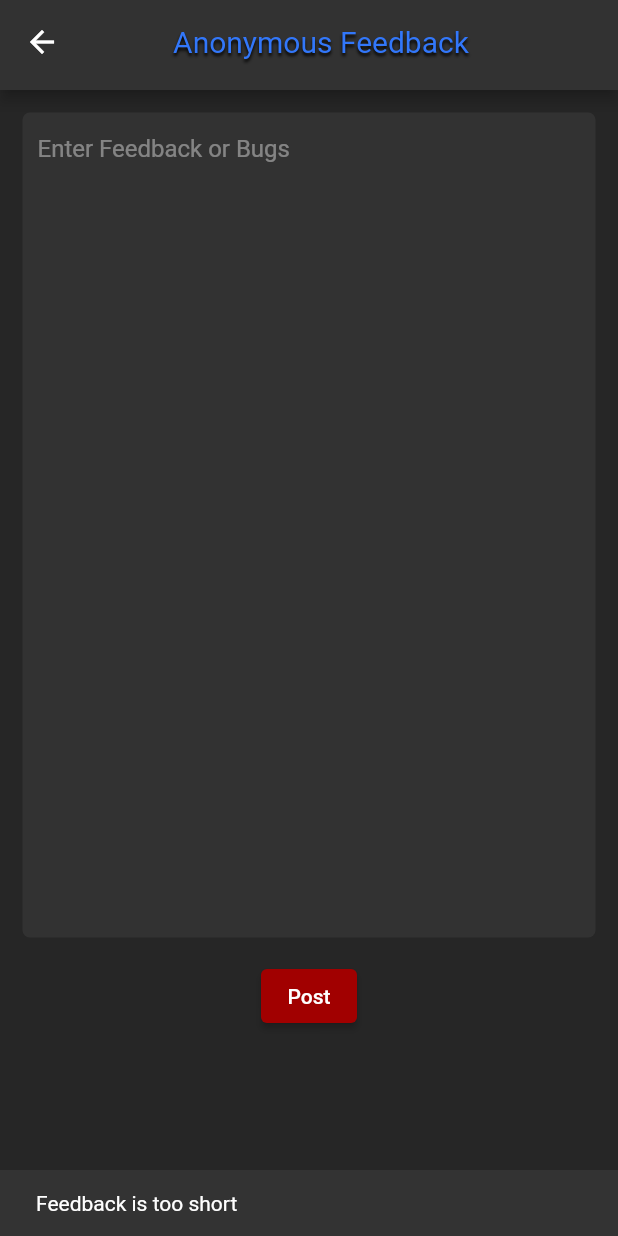
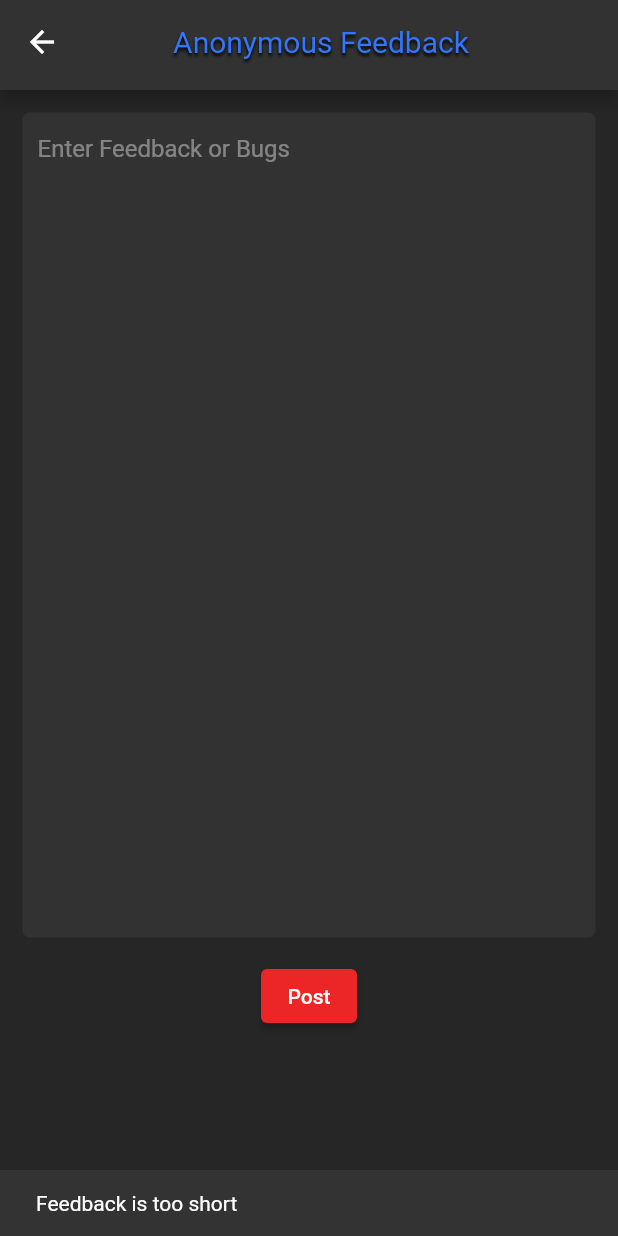
Before and after one commit to AndrewEllen/WorkoutApp, a Flutter app: the FeedBack screen opened directly, after a tap on "Post", on a phone screen of 412 x 824 dp. Run offline on Flutter 3.47's test engine with Material 2 defaults, Android fonts, the phone set to English and light mode, and no system bars; our stand-ins replace shared_preferences, supabase, supabase_flutter; accounts and stored records are empty.

Commit message:
Fixed a red error screen on loading the Workouts Tab

```diff
--- a/workout_app/lib/Screens/Workouts/workouthome.dart
+++ b/workout_app/lib/Screens/Workouts/workouthome.dart
@@ -30,7 +30,7 @@ class _WorkoutHomeScreenState extends State<WorkoutHomeScreen> {
           appbartitle: "Workouts",
         ),
         drawer: CustomSideBar(
-          sidebaraccentcolour: DietAccentColour,
+          sidebaraccentcolour: WorkoutsAccentColour,
           sidebarcolour: SideBarColour,
           sidebartitle: "Meals",
           feedbacktitle: "Feedback",
--- a/workout_app/lib/Screens/Workouts/workoutsscreen.dart
+++ b/workout_app/lib/Screens/Workouts/workoutsscreen.dart
@@ -102,8 +102,8 @@ class _WorkoutListScreenState extends State<WorkoutListScreen> {
               child: WorkoutsContainer(
                 day: _loading ? "loading..." : day,
                 workouts: _loading? ["loading..."] : workouts,
-                currentUserID: currentUser!.id,
-                listID: listID,
+                currentUserID: _loading? "loading..." : currentUser!.id,
+                listID: _loading? "loading..." :  listID,
               )
             ),
           ],
--- a/workout_app/lib/constants.dart
+++ b/workout_app/lib/constants.dart
@@ -6,7 +6,7 @@ final supabase = Supabase.instance.client;
 
 //Screens
 const Color defaultBackgroundColour = Color.fromRGBO(38, 38, 38, 1.0);
-const Color WorkoutsAccentColour = Color.fromRGBO(161, 0, 0, 1.0);
+const Color WorkoutsAccentColour = Color.fromRGBO(236, 38, 38, 1.0);
 const Color DietAccentColour = Color.fromRGBO(27, 123, 0, 1.0);
 const Color OtherAccentColour = Color.fromRGBO(50, 119, 250, 1.0);
 const Color defaultLoginBackgroundColour = Color(0XFF181818);
```
